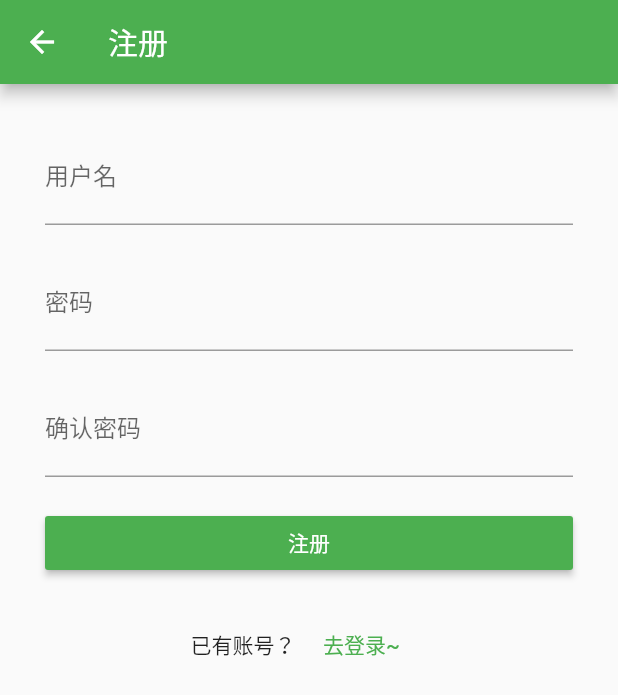
After one commit to Jennyishere/RentApp-flutter, a Flutter app: the RegisterPage screen opened directly, on a phone screen of 412 x 824 dp. The commit adds this screen. Shown: the top 695 px of the screen. Run offline on Flutter 3.47's test engine with Material 2 defaults, Android fonts, the phone set to English and light mode, and no system bars; our stand-ins replace fluro; statements that could not run were skipped.

Commit message:
注册页面静态页面基本完成

```diff
--- /dev/null
+++ b/lib/pages/user/register.dart
@@ -0,0 +1,68 @@
+import 'package:flutter/material.dart';
+
+class RegisterPage extends StatefulWidget {
+  const RegisterPage({Key key}) : super(key: key);
+  @override
+  _RegisterPageState createState() => _RegisterPageState();
+}
+
+class _RegisterPageState extends State<RegisterPage> {
+  @override
+  Widget build(BuildContext context) {
+    return Scaffold(
+      appBar: AppBar(
+        title: Text('注册'),
+      ),
+      body: SafeArea(
+        minimum: EdgeInsets.all(30.0),
+        child: ListView(
+          children: <Widget>[
+            TextField(
+              decoration: InputDecoration(labelText: '用户名', hintText: '请输入用户名'),
+            ),
+            Padding(
+              padding: EdgeInsets.all(10.0),
+            ),
+            TextField(
+              obscureText: false,
+              decoration: InputDecoration(labelText: '密码', hintText: '请输入密码'),
+            ),
+            Padding(
+              padding: EdgeInsets.all(10.0),
+            ),
+            TextField(
+              obscureText: false,
+              decoration: InputDecoration(labelText: '确认密码', hintText: '请再次输入密码'),
+            ),
+             Padding(
+              padding: EdgeInsets.all(10.0),
+            ),
+            RaisedButton(
+                child: Text('注册'),
+                color: Colors.green,
+                textColor: Colors.white,
+                onPressed: () {
+                  print('登录');
+                }),
+            Padding(
+              padding: EdgeInsets.all(10.0),
+            ),
+            Row(
+              mainAxisAlignment: MainAxisAlignment.center,
+              children: <Widget>[
+                Text('已有账号？'),
+                FlatButton(
+                  onPressed: () {
+                    Navigator.pushNamed(context, 'login');
+                  },
+                  child: Text('去登录~'),
+                  textColor: Colors.green,
+                )
+              ],
+            )
+          ],
+        ),
+      ),
+    );
+  }
+}
--- a/lib/routes.dart
+++ b/lib/routes.dart
@@ -3,12 +3,14 @@ import 'package:fluro/fluro.dart';
 import 'package:rentapp/not_found_page.dart';
 import 'package:rentapp/pages/home/index.dart';
 import 'package:rentapp/pages/user/login.dart';
+import 'package:rentapp/pages/user/register.dart';
 
 class Routes {
 
 //   定义路由名称
 static String home = '/';
 static String login = '/login';
+static String register = '/register';
 
 // 定义路由处理函数
 static Handler _homeHandler = Handler(handlerFunc: (BuildContext context, Map<String, dynamic> params) {
@@ -17,6 +19,10 @@ static Handler _homeHandler = Handler(handlerFunc: (BuildContext context, Map<St
 
 static Handler _loginHandler = Handler(handlerFunc: (BuildContext context, Map<String, dynamic> params) {
   return LoginPage();
+});
+
+static Handler _registerPage = Handler(handlerFunc: (BuildContext context, Map<String, dynamic> params) {
+  return RegisterPage();
 });
 
 
@@ -28,6 +34,7 @@ static Handler _loginHandler = Handler(handlerFunc: (BuildContext context, Map<S
     });
     router.define(home, handler: _homeHandler);
     router.define(login, handler: _loginHandler);
+    router.define(register, handler: _registerPage);
 }
 
 }
```
